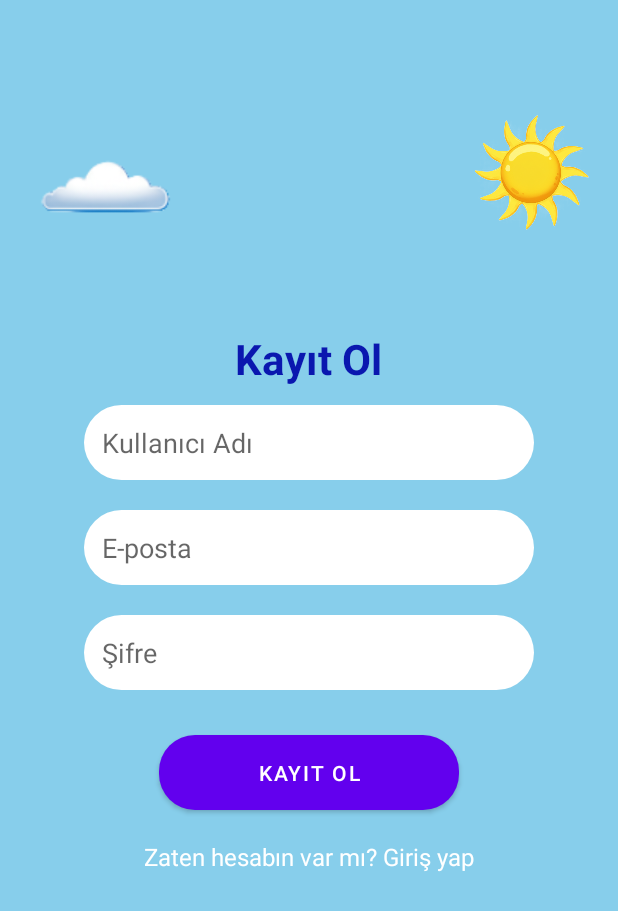
After one commit to silapala/LingoLand, an Android app: the SignUpActivity screen opened directly, with no data from a screen before it, on a phone screen of 412 x 824 dp. The commit adds this screen. Shown: the top 911 px of the screen. Run offline under Robolectric (Android 15) with nearby library versions, the light colour scheme and no system bars.

Commit message:
giriş işlemleri kayıt işlemleri yapıldı

```diff
--- a/app/src/main/java/com/example/myapplication/Gorsel.kt
+++ b/app/src/main/java/com/example/myapplication/Gorselseviyeler/Gorsel.kt
@@ -1,13 +1,11 @@
-package com.example.myapplication
+package com.example.myapplication.Gorselseviyeler
 
 import android.content.Intent
 import android.os.Bundle
 import android.view.View
 import android.widget.Button
 import androidx.appcompat.app.AppCompatActivity
-import com.example.myapplication.Gorselseviyeler.GorselSeviye1
-import com.example.myapplication.Gorselseviyeler.Gorsev2
-import com.example.myapplication.Gorselseviyeler.Goseviye3
+import com.example.myapplication.R
 
 class Gorsel : AppCompatActivity() {
     override fun onCreate(savedInstanceState: Bundle?) {
--- a/app/src/main/java/com/example/myapplication/Gorselseviyeler/GorselSeviye1.kt
+++ b/app/src/main/java/com/example/myapplication/Gorselseviyeler/GorselSeviye1.kt
@@ -3,13 +3,7 @@ package com.example.myapplication.Gorselseviyeler
 import android.content.Intent
 import android.os.Bundle
 import androidx.appcompat.app.AppCompatActivity
-import com.example.myapplication.MeyveSebzeActivity
-import com.example.myapplication.EvEsyalariActivity
-import com.example.myapplication.HayvanlarActivity
 import com.example.myapplication.R
-import com.example.myapplication.RenklerActivity
-import com.example.myapplication.TemelFiillerActivity
-import com.example.myapplication.YiyecekIcecekActivity
 
 class GorselSeviye1 : AppCompatActivity() {
 
--- a/app/src/main/java/com/example/myapplication/MainActivity.kt
+++ b/app/src/main/java/com/example/myapplication/MainActivity.kt
@@ -2,9 +2,12 @@ package com.example.myapplication
 
 import android.content.Intent
 import android.os.Bundle
-import android.widget.Button
 import android.widget.LinearLayout
 import androidx.appcompat.app.AppCompatActivity
+import com.example.myapplication.Gorselseviyeler.Gorsel
+import com.example.myapplication.authentication.Giris
+import com.example.myapplication.kelimeseviyeler.KelimePratik
+import com.example.myapplication.sesliseviyeler.SesliPratik
 import com.google.firebase.Firebase
 import com.google.firebase.auth.FirebaseAuth
 import com.google.firebase.auth.auth
--- /dev/null
+++ b/app/src/main/java/com/example/myapplication/authentication/SignUpActivity.kt
@@ -0,0 +1,50 @@
+package com.example.myapplication.authentication
+
+import android.content.Intent
+import android.os.Bundle
+import android.widget.Button
+import android.widget.EditText
+import android.widget.Toast
+import androidx.appcompat.app.AppCompatActivity
+import com.example.myapplication.MainActivity
+import com.example.myapplication.R
+import com.example.myapplication.auth
+
+class SignUpActivity : AppCompatActivity() {
+    override fun onCreate(savedInstanceState: Bundle?) {
+        super.onCreate(savedInstanceState)
+        setContentView(R.layout.activity_sign_up)
+
+        val usernameEditText = findViewById<EditText>(R.id.usernameEditText)
+        val emailEditText = findViewById<EditText>(R.id.emailEditText)
+        val passwordEditText = findViewById<EditText>(R.id.passwordEditText)
+        val registerButton = findViewById<Button>(R.id.registerButton)
+
+        registerButton.setOnClickListener {
+            val username = usernameEditText.text.toString().trim()
+            val email = emailEditText.text.toString().trim()
+            val password = passwordEditText.text.toString()
+
+            if (username.isEmpty() || email.isEmpty() || password.isEmpty()) {
+                Toast.makeText(this, "Lütfen tüm alanları doldurun", Toast.LENGTH_SHORT).show()
+            } else if (!android.util.Patterns.EMAIL_ADDRESS.matcher(email).matches()) {
+                Toast.makeText(this, "Geçerli bir e-posta adresi girin", Toast.LENGTH_SHORT).show()
+            } else if (password.length < 6) {
+                Toast.makeText(this, "Şifre en az 6 karakter olmalı", Toast.LENGTH_SHORT).show()
+            } else {
+                auth.createUserWithEmailAndPassword(email, password)
+                    .addOnCompleteListener(this) { task ->
+                        if (task.isSuccessful) {
+                            // Sign in success, update UI with the signed-in user's information
+                            Toast.makeText(this, "Kayıt başarılı: $email", Toast.LENGTH_SHORT).show()
+                            val intent = Intent(this, MainActivity::class.java)
+                            startActivity(intent)
+                        } else {
+                            Toast.makeText(this, "Bir hata oluştu. Lütfen tekrar deneyin.", Toast.LENGTH_SHORT,).show()
+                        }
+                    }
+                Toast.makeText(this, "Kayıt başarılı!", Toast.LENGTH_SHORT).show()
+            }
+        }
+    }
+}
--- a/app/src/main/res/layout/activity_cumle_kurma.xml
+++ b/app/src/main/res/layout/activity_cumle_kurma.xml
@@ -5,7 +5,7 @@
     android:layout_width="match_parent"
     android:layout_height="match_parent"
     android:background="@color/whitehi"
-    tools:context=".Gorsel">
+    tools:context=".Gorselseviyeler.Gorsel">
 
 
     <ImageView
--- a/app/src/main/res/layout/activity_gorsel.xml
+++ b/app/src/main/res/layout/activity_gorsel.xml
@@ -5,7 +5,7 @@
     android:layout_width="match_parent"
     android:layout_height="match_parent"
     android:background="@color/teal_200"
-    tools:context=".Gorsel">
+    tools:context=".Gorselseviyeler.Gorsel">
 
 
     <ImageView
--- a/app/src/main/res/layout/activity_kelime_pratik.xml
+++ b/app/src/main/res/layout/activity_kelime_pratik.xml
@@ -5,7 +5,7 @@
     android:layout_width="match_parent"
     android:layout_height="match_parent"
     android:background="@color/purple_700"
-    tools:context=".Gorsel">
+    tools:context=".Gorselseviyeler.Gorsel">
 
     <!-- Seviye 1 Görsel -->
     <ImageView
--- a/app/src/main/res/layout/activity_sesli_pratik.xml
+++ b/app/src/main/res/layout/activity_sesli_pratik.xml
@@ -5,7 +5,7 @@
     android:layout_width="match_parent"
     android:layout_height="match_parent"
     android:background="@color/whiteh"
-    tools:context=".Gorsel">
+    tools:context=".Gorselseviyeler.Gorsel">
 
 
     <ImageView
--- /dev/null
+++ b/app/src/main/res/layout/activity_sign_up.xml
@@ -0,0 +1,119 @@
+<?xml version="1.0" encoding="utf-8"?>
+<RelativeLayout xmlns:android="http://schemas.android.com/apk/res/android"
+    xmlns:tools="http://schemas.android.com/tools"
+    android:id="@+id/registerLayout"
+    android:layout_width="match_parent"
+    android:layout_height="match_parent"
+    android:background="#87CEEB"
+    tools:context=".authentication.SignUpActivity">
+
+    <!-- Arka plan görselleri (girişle aynı) -->
+    <ImageView
+        android:id="@+id/sunImage"
+        android:layout_width="83dp"
+        android:layout_height="104dp"
+        android:layout_marginStart="312dp"
+        android:layout_marginTop="16dp"
+        android:layout_marginEnd="16dp"
+        android:layout_marginBottom="611dp"
+        android:layout_alignParentStart="true"
+        android:layout_alignParentTop="true"
+        android:layout_alignParentEnd="true"
+        android:layout_alignParentBottom="true"
+        android:src="@drawable/gunes"
+        android:contentDescription="Sun" />
+
+    <!-- (Tüm cloud görselleri girişle aynı şekilde burada tekrarlandı) -->
+    <!-- Örnek bir tanesi (hepsini senin gönderdiğin gibi dahil edebilirsin): -->
+    <ImageView
+        android:id="@+id/cloud1"
+        android:layout_width="120dp"
+        android:layout_height="80dp"
+        android:layout_marginStart="10dp"
+        android:layout_marginTop="40dp"
+        android:layout_marginEnd="281dp"
+        android:layout_marginBottom="611dp"
+        android:layout_alignParentStart="true"
+        android:layout_alignParentTop="true"
+        android:layout_alignParentEnd="true"
+        android:layout_alignParentBottom="true"
+        android:src="@drawable/cloud1"
+        android:contentDescription="cloud1" />
+
+    <!-- Başlık -->
+    <TextView
+        android:id="@+id/registerTitle"
+        android:layout_width="wrap_content"
+        android:layout_height="wrap_content"
+        android:layout_marginTop="220dp"
+        android:layout_marginBottom="473dp"
+        android:layout_centerHorizontal="true"
+        android:text="Kayıt Ol"
+        android:textColor="#0A17AF"
+        android:textSize="28sp"
+        android:textStyle="bold" />
+
+    <!-- Kullanıcı Adı -->
+    <EditText
+        android:id="@+id/usernameEditText"
+        android:layout_width="300dp"
+        android:layout_height="50dp"
+        android:layout_centerHorizontal="true"
+        android:layout_marginTop="270dp"
+        android:background="@drawable/edittext_background"
+        android:hint="Kullanıcı Adı"
+        android:inputType="textPersonName"
+        android:padding="12dp" />
+
+    <!-- E-posta -->
+    <EditText
+        android:id="@+id/emailEditText"
+        android:layout_width="300dp"
+        android:layout_height="50dp"
+        android:layout_below="@id/usernameEditText"
+        android:layout_centerHorizontal="true"
+        android:layout_marginTop="20dp"
+        android:background="@drawable/edittext_background"
+        android:hint="E-posta"
+        android:inputType="textEmailAddress"
+        android:padding="12dp" />
+
+    <!-- Şifre -->
+    <EditText
+        android:id="@+id/passwordEditText"
+        android:layout_width="300dp"
+        android:layout_height="50dp"
+        android:layout_below="@id/emailEditText"
+        android:layout_centerHorizontal="true"
+        android:layout_marginTop="20dp"
+        android:hint="Şifre"
+        android:padding="12dp"
+        android:background="@drawable/edittext_background"
+        android:inputType="textPassword" />
+
+    <!-- Kayıt Ol Butonu -->
+    <Button
+        android:id="@+id/registerButton"
+        android:layout_width="200dp"
+        android:layout_height="50dp"
+        android:layout_below="@id/passwordEditText"
+        android:layout_centerHorizontal="true"
+        android:layout_marginTop="30dp"
+        android:background="@drawable/button_background"
+        android:backgroundTint="@color/colorButton1"
+        android:text="Kayıt Ol"
+        android:textColor="#FFFFFF" />
+
+    <!-- Giriş yap linki -->
+    <TextView
+        android:id="@+id/loginText"
+        android:layout_width="wrap_content"
+        android:layout_height="wrap_content"
+        android:layout_below="@id/registerButton"
+        android:layout_centerHorizontal="true"
+        android:layout_marginTop="20dp"
+        android:layout_marginBottom="219dp"
+        android:text="Zaten hesabın var mı? Giriş yap"
+        android:textColor="#FFFFFF"
+        android:textSize="16sp" />
+</RelativeLayout>
```
Also changed, not shown: app/src/main/AndroidManifest.xml (+11 -10 lines), app/src/main/java/com/example/myapplication/Gorselseviyeler/EvEsyalariActivity.kt (renamed from app/src/main/java/com/example/myapplication/MeyveSebzeActivity.kt, +19 -24 lines), app/src/main/java/com/example/myapplication/Gorselseviyeler/HayvanlarActivity.kt (renamed from app/src/main/java/com/example/myapplication/EvEsyalariActivity.kt, +26 -20 lines), app/src/main/java/com/example/myapplication/Gorselseviyeler/MeyveSebzeActivity.kt (renamed from app/src/main/java/com/example/myapplication/YiyecekIcecekActivity.kt, +25 -21 lines), app/src/main/java/com/example/myapplication/Gorselseviyeler/RenklerActivity.kt (renamed from app/src/main/java/com/example/myapplication/TemelFiillerActivity.kt, +18 -13 lines), app/src/main/java/com/example/myapplication/Gorselseviyeler/TemelFiillerActivity.kt (renamed from app/src/main/java/com/example/myapplication/RenklerActivity.kt, +14 -17 lines), app/src/main/java/com/example/myapplication/Gorselseviyeler/YiyecekIcecekActivity.kt (renamed from app/src/main/java/com/example/myapplication/HayvanlarActivity.kt, +22 -23 lines), app/src/main/java/com/example/myapplication/authentication/SignInActivity.kt (renamed from app/src/main/java/com/example/myapplication/Giris.kt, +9 -6 lines), app/src/main/java/com/example/myapplication/kelimeseviyeler/KelimePratik.kt (renamed from app/src/main/java/com/example/myapplication/KelimePratik.kt, +2 -7 lines), app/src/main/java/com/example/myapplication/sesliseviyeler/SesliPratik.kt (renamed from app/src/main/java/com/example/myapplication/SesliPratik.kt, +2 -7 lines), app/src/main/res/layout/activity_sign_in.xml (renamed from app/src/main/res/layout/activity_giris.xml, +10 -14 lines).
